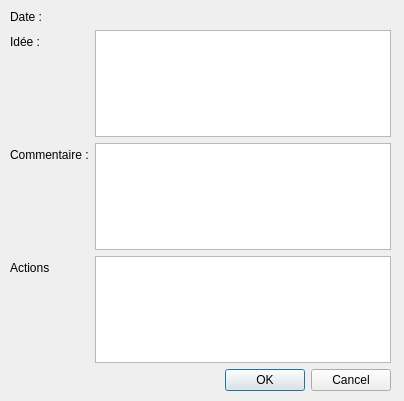
quintipio/gettingThingsDone, file viewQtDesigner/EditerIdee.ui: the form before one commit.
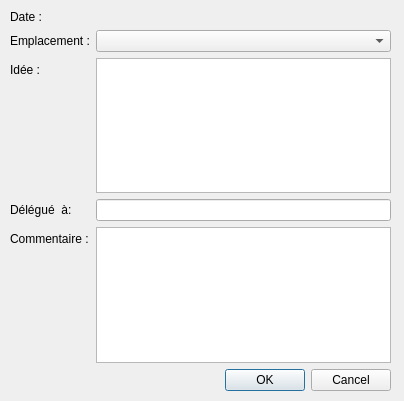
The form after the commit.

```diff
--- a/viewQtDesigner/EditerIdee.ui
+++ b/viewQtDesigner/EditerIdee.ui
@@ -23,16 +23,6 @@
     </rect>
    </property>
    <layout class="QFormLayout" name="layoutMain">
-    <item row="1" column="0">
-     <widget class="QLabel" name="labelIdee">
-      <property name="text">
-       <string>Idée :</string>
-      </property>
-     </widget>
-    </item>
-    <item row="1" column="1">
-     <widget class="QPlainTextEdit" name="textIdee"/>
-    </item>
     <item row="0" column="0">
      <widget class="QLabel" name="labelDateDesc">
       <property name="text">
@@ -48,26 +38,36 @@
      </widget>
     </item>
     <item row="2" column="0">
-     <widget class="QLabel" name="labelCommentaire">
+     <widget class="QLabel" name="labelIdee">
       <property name="text">
-       <string>Commentaire :</string>
+       <string>Idée :</string>
       </property>
      </widget>
     </item>
     <item row="2" column="1">
-     <widget class="QPlainTextEdit" name="textCommentaire"/>
+     <widget class="QPlainTextEdit" name="textIdee"/>
     </item>
     <item row="3" column="0">
      <widget class="QLabel" name="labelActions">
       <property name="text">
-       <string>Actions</string>
+       <string>Délégué  à:</string>
       </property>
      </widget>
     </item>
     <item row="3" column="1">
-     <widget class="QListView" name="listViewActions"/>
+     <widget class="QLineEdit" name="textDelegue"/>
+    </item>
+    <item row="4" column="0">
+     <widget class="QLabel" name="labelCommentaire">
+      <property name="text">
+       <string>Commentaire :</string>
+      </property>
+     </widget>
     </item>
     <item row="4" column="1">
+     <widget class="QPlainTextEdit" name="textCommentaire"/>
+    </item>
+    <item row="5" column="1">
      <widget class="QDialogButtonBox" name="buttonBox">
       <property name="orientation">
        <enum>Qt::Horizontal</enum>
@@ -77,6 +77,16 @@
       </property>
      </widget>
     </item>
+    <item row="1" column="0">
+     <widget class="QLabel" name="labelEmplacement">
+      <property name="text">
+       <string>Emplacement :</string>
+      </property>
+     </widget>
+    </item>
+    <item row="1" column="1">
+     <widget class="QComboBox" name="comboEtat"/>
+    </item>
    </layout>
   </widget>
  </widget>
```
Left out of the diff: 2 changed lines with no effect on the pictures.
